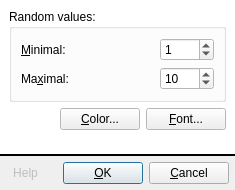
Before: the Qt Designer form ui/settingsdialog.ce.ui in leppa/tspsg, drawn with Qt 5.
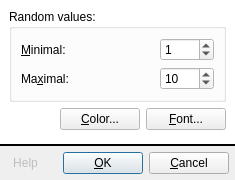
After: the same form once the commit is applied. Icons and pictures are not drawn.

Diff of the .ui file:
```diff
--- a/ui/settingsdialog.ce.ui
+++ b/ui/settingsdialog.ce.ui
@@ -7,7 +7,7 @@
     <x>0</x>
     <y>0</y>
     <width>235</width>
-    <height>190</height>
+    <height>180</height>
    </rect>
   </property>
   <property name="windowTitle">
```
